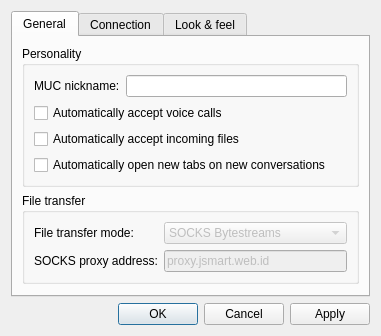
Qt form ui/settingswindow.ui (WST/acid-pc) before a commit.
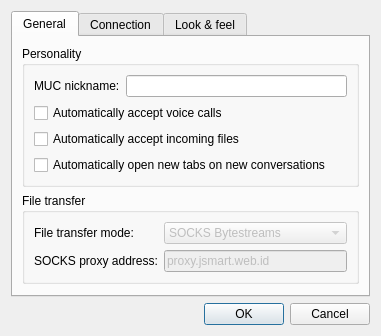
The same form after that commit. The open tabs and pages were chosen to show the change. Icons and pictures are not drawn.

Patch:
```diff
--- a/ui/settingswindow.ui
+++ b/ui/settingswindow.ui
@@ -368,7 +368,7 @@
       <enum>Qt::Horizontal</enum>
      </property>
      <property name="standardButtons">
-      <set>QDialogButtonBox::Apply|QDialogButtonBox::Cancel|QDialogButtonBox::Ok</set>
+      <set>QDialogButtonBox::Cancel|QDialogButtonBox::Ok</set>
      </property>
     </widget>
    </item>
```
Left out of the diff: 2 changed lines with no effect on the pictures.
